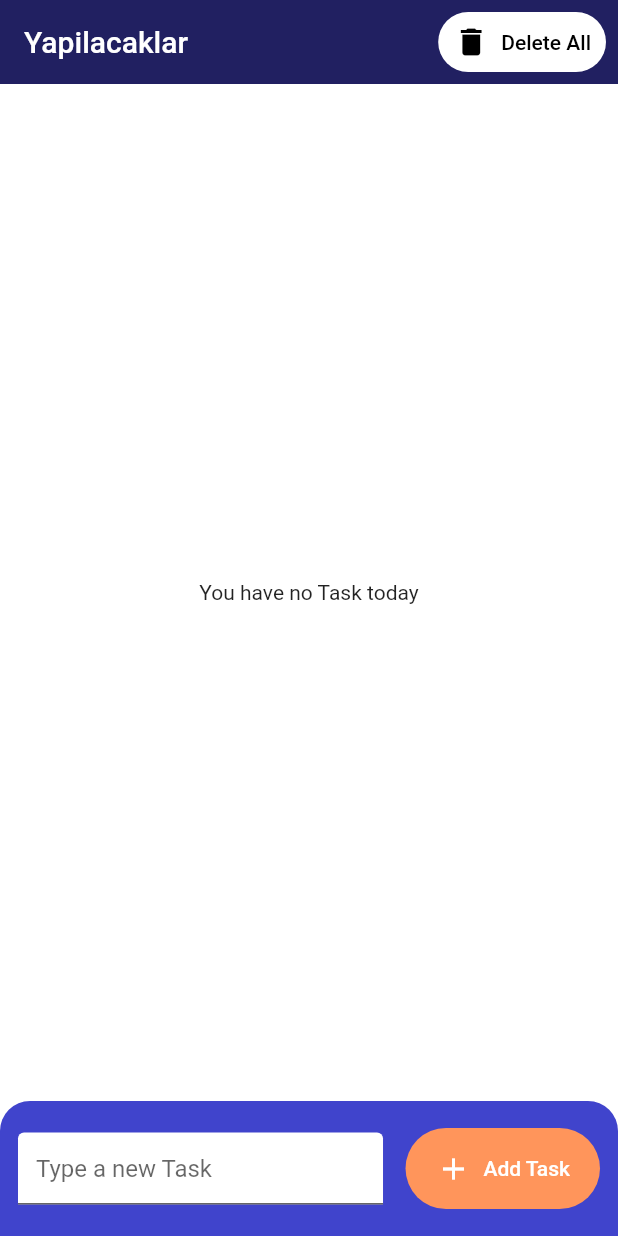
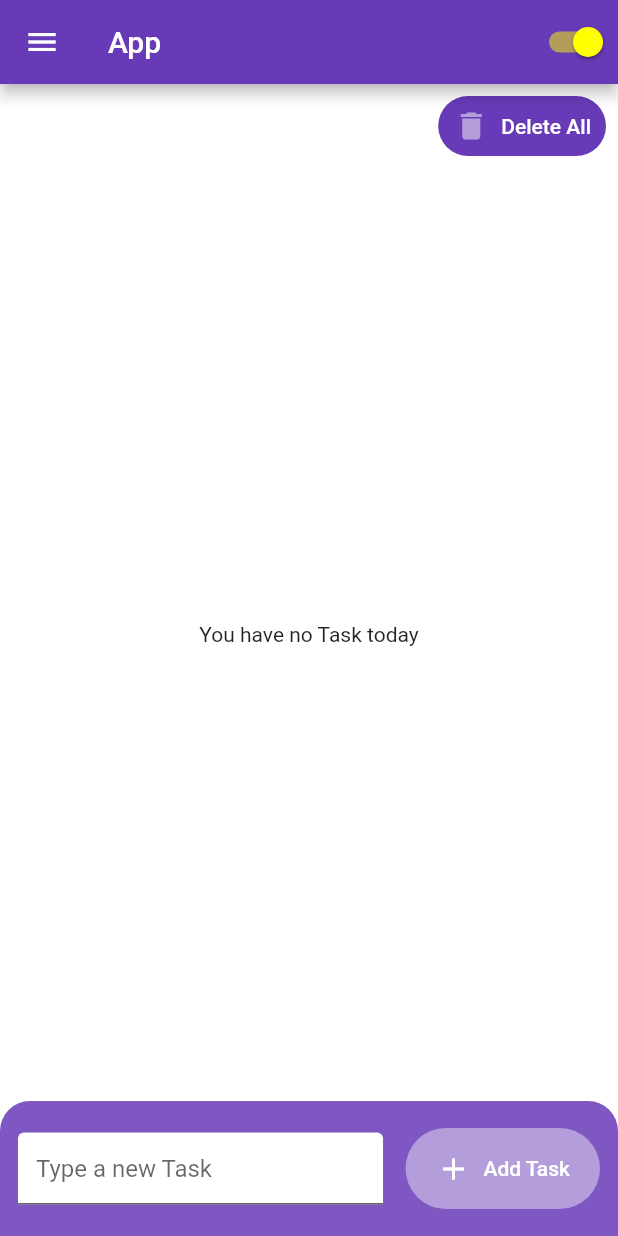
Before and after one commit to zeynepyldrm/MyToolBox_Flutter, a Flutter app: the screen it shows after launch, on a phone screen of 412 x 824 dp. Run offline on Flutter 3.47's test engine with Material 2 defaults, Android fonts, the phone set to English and light mode, and no system bars; our stand-ins replace sqflite; accounts and stored records are empty.

Commit message:
navigation appbar

```diff
--- a/lib/main.dart
+++ b/lib/main.dart
@@ -1,6 +1,7 @@
 import 'package:flutter/material.dart';
 import 'package:yapilacaklar_listesi/db/db_provider.dart';
 import './model/task_model.dart';
+import 'package:yapilacaklar_listesi/navigation.dart';
 
 void main() {
   runApp(MyApp());
@@ -10,8 +11,11 @@ class MyApp extends StatelessWidget {
   @override
   Widget build(BuildContext context) {
     return MaterialApp(
-      home: MyTodoApp(),
-    );
+        theme: ThemeData.dark().copyWith(
+          scaffoldBackgroundColor: Colors.black12,
+        ),
+        debugShowCheckedModeBanner: false,
+        home: NavigationAppBar());
   }
 }
 
@@ -23,10 +27,10 @@ class MyTodoApp extends StatefulWidget {
 }
 
 class _MyTodoAppState extends State<MyTodoApp> {
-  Color mainColor = Color(0xFF0D0952);
-  Color secondColor = Color(0xFF212061);
-  Color btnColor = Color(0xFFFF955B);
-  Color editorColor = Color(0xFF4044CC);
+  Color mainColor = Colors.white;
+  Color secondColor = Colors.white;
+  Color btnColor = Colors.deepPurple.shade200;
+  Color editorColor = Colors.deepPurple.shade400;
 
   TextEditingController inputController = TextEditingController();
   String newTaskTxt = "";
@@ -50,17 +54,17 @@ class _MyTodoAppState extends State<MyTodoApp> {
               child: TextButton.icon(
                 icon: Icon(
                   Icons.delete,
-                  color: Colors.black,
+                  color: Colors.deepPurple.shade200,
                 ),
                 onPressed: () {
                   DBProvider.db.clear();
                   setState(() {});
                 },
                 label:
-                    Text('Delete All', style: TextStyle(color: Colors.black)),
+                    Text('Delete All', style: TextStyle(color: Colors.white)),
                 style: TextButton.styleFrom(
                     shape: StadiumBorder(),
-                    backgroundColor: Colors.white,
+                    backgroundColor: Colors.deepPurple,
                     padding: EdgeInsets.fromLTRB(10, 0, 10, 0)),
               ))
         ],
@@ -92,7 +96,7 @@ class _MyTodoAppState extends State<MyTodoApp> {
                                     .day
                                     .toString();
                                 return Card(
-                                    color: Colors.amberAccent,
+                                    color: Colors.deepPurple.shade100,
                                     child: InkWell(
                                         child: Row(children: [
                                       Container(
@@ -100,7 +104,7 @@ class _MyTodoAppState extends State<MyTodoApp> {
                                         padding: EdgeInsets.all(12.0),
                                         child: Text(day),
                                         decoration: BoxDecoration(
-                                            color: Colors.red,
+                                            color: Colors.deepPurple.shade100,
                                             borderRadius: BorderRadius.all(
                                                 Radius.circular(2.0))),
                                       ),
--- /dev/null
+++ b/lib/navigation.dart
@@ -0,0 +1,166 @@
+import 'package:flutter/material.dart';
+import 'package:yapilacaklar_listesi/main.dart';
+export 'package:yapilacaklar_listesi/navigation.dart';
+
+class NavigationAppBar extends StatelessWidget implements PreferredSizeWidget {
+  @override
+  Size get preferredSize => const Size.fromHeight(100);
+
+  @override
+  Widget build(BuildContext context) {
+    return MaterialApp(
+        theme: ThemeData.light(),
+        debugShowCheckedModeBanner: false,
+        home: MyHomePage());
+  }
+}
+
+class MyHomePage extends StatefulWidget implements PreferredSizeWidget {
+  @override
+  Size get preferredSize => const Size.fromHeight(100);
+  final String title;
+
+  const MyHomePage({this.title = 'App'});
+
+  @override
+  _MyHomePageState createState() => _MyHomePageState();
+}
+
+class _MyHomePageState extends State<MyHomePage> {
+  var imagesVisible = true;
+
+  var cardContent = [];
+
+  @override
+  Widget build(BuildContext context) {
+    return Scaffold(
+        appBar: _buildAppBar(),
+        body: MyTodoApp(),
+        drawer: _buildDrawer(context));
+  }
+
+  Drawer _buildDrawer(BuildContext context) {
+    return Drawer(
+      child: ListView(
+        padding: EdgeInsets.zero,
+        children: [
+          const UserAccountsDrawerHeader(
+            currentAccountPicture: CircleAvatar(
+              backgroundImage: NetworkImage(
+                  'https://avatars.githubusercontent.com/u/26030027?v=4'),
+            ),
+            accountEmail: Text('deneme@example.com'),
+            accountName: Text(
+              'Zeynep ',
+              style: TextStyle(fontSize: 23.0),
+            ),
+            decoration: BoxDecoration(color: Colors.deepPurple),
+            // child: Text('Drawer Header'),
+          ),
+          ListTile(
+            leading: const Icon(Icons.house),
+            title: const Text(
+              'Alışveriş Sepetlerim',
+              style: TextStyle(fontSize: 24.0),
+            ),
+            onTap: () {
+              Navigator.pushReplacement(
+                context,
+                MaterialPageRoute<void>(
+                  builder: (BuildContext context) => const MyHomePage(
+                    title: 'Hes Kodlarım',
+                  ),
+                ),
+              );
+            },
+          ),
+          ListTile(
+            leading: const Icon(Icons.apartment),
+            title: const Text(
+              'Düzenlemeler',
+              style: TextStyle(fontSize: 24.0),
+            ),
+            onTap: () {
+              Navigator.pushReplacement(
+                context,
+                MaterialPageRoute<void>(
+                  builder: (BuildContext context) => const MyHomePage(
+                    title: 'Apartments',
+                  ),
+                ),
+              );
+            },
+          ),
+          ListTile(
+            leading: const Icon(Icons.house_outlined),
+            title: const Text(
+              'Hes Kodlarım',
+              style: TextStyle(fontSize: 24.0),
+            ),
+            onTap: () {
+              Navigator.pushReplacement(
+                context,
+                MaterialPageRoute<void>(
+                  builder: (BuildContext context) => const MyHomePage(
+                    title: 'Hes',
+                  ),
+                ),
+              );
+            },
+          ),
+          const Divider(
+            height: 10,
+            thickness: 1,
+          ),
+          ListTile(
+            leading: const Icon(Icons.favorite),
+            title: const Text(
+              'Ayarlar',
+              style: TextStyle(fontSize: 24.0),
+            ),
+            onTap: () {
+              Navigator.pushReplacement(
+                context,
+                MaterialPageRoute<void>(
+                  builder: (BuildContext context) => const MyHomePage(
+                    title: 'Favorites',
+                  ),
+                ),
+              );
+            },
+          ),
+        ],
+      ),
+    );
+  }
+
+  AppBar _buildAppBar() {
+    return AppBar(
+        backgroundColor: Colors.deepPurple,
+        title: Text(widget.title),
+        actions: [
+          Switch(
+            value: imagesVisible,
+            activeColor: Colors.yellowAccent,
+            onChanged: (bool switchState) {
+              setState(() {
+                imagesVisible = switchState;
+              });
+            },
+          ),
+        ]);
+  }
+
+  Container _buildBody() {
+    return Container(
+      padding: const EdgeInsets.all(16.0),
+      child: SingleChildScrollView(),
+    );
+  }
+
+  Card _buildCard(Map<String, dynamic> cardData) {
+    return Card(
+      elevation: 4.0,
+    );
+  }
+}
```
Also changed, not shown: pubspec.lock.
